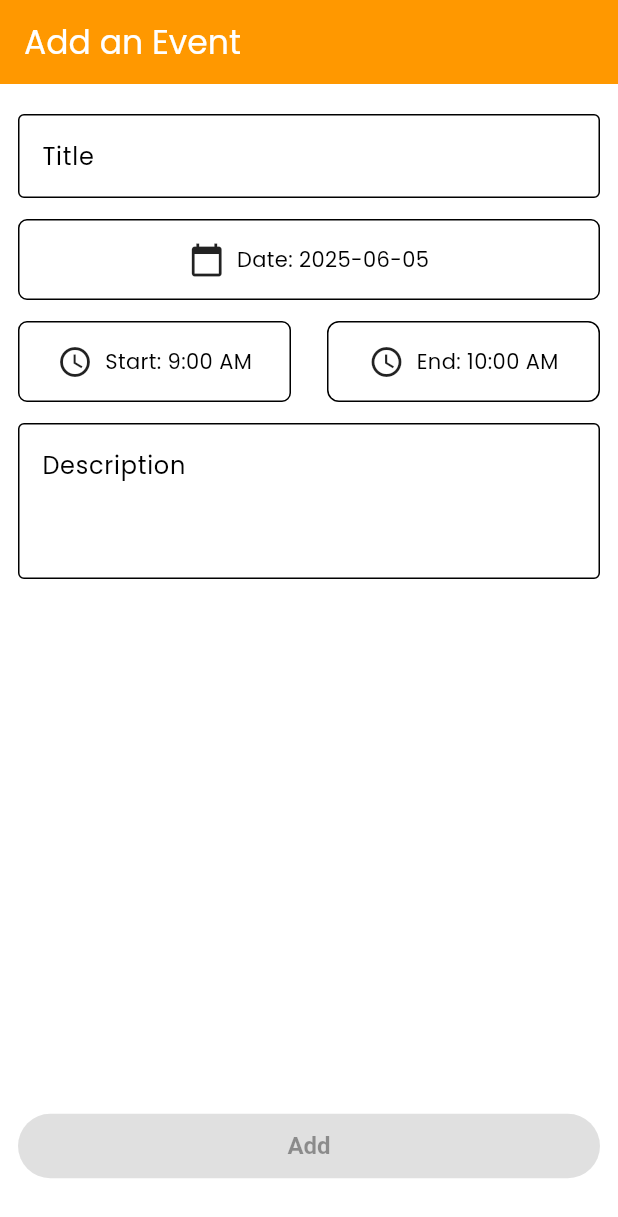
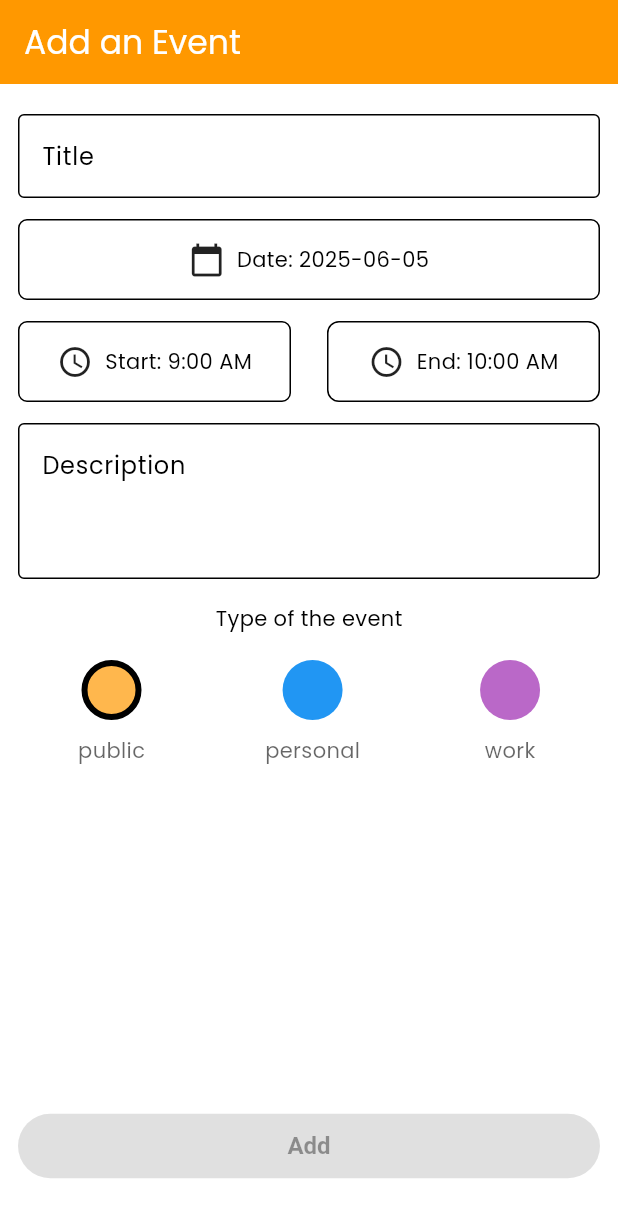
Before and after one commit to VGoychev/Interactive-Calendar, a Flutter app: the AddEvent widget shown alone on an empty page, opened directly with empty values, on a phone screen of 412 x 824 dp. Shown: the top 1217 px of the screen. Run offline on Flutter 3.47's test engine with Material 3 defaults, Android fonts, the phone set to English and light mode, and no system bars; drawn by our look-alikes of calendar_view; our stand-ins replace cloud_firestore, firebase_auth, firebase_core, google_fonts, shared_preferences; accounts and stored records are empty; generated files the repository leaves out were written again.

Commit message:
Added option to choose between type of the events aka colors - orange, blue and purple.

```diff
--- a/lib/models/calendar_event.dart
+++ b/lib/models/calendar_event.dart
@@ -7,7 +7,7 @@ class CalendarEvent {
   final DateTime date;
   final DateTime startTime;
   final DateTime endTime;
-  final Color? color;
+  final Color color;
 
   CalendarEvent({
     required this.id,
@@ -16,7 +16,7 @@ class CalendarEvent {
     required this.date,
     required this.startTime,
     required this.endTime,
-    this.color,
+    required this.color,
   });
 
   factory CalendarEvent.fromMap(Map<String, dynamic> map) {
@@ -31,9 +31,14 @@ class CalendarEvent {
     );
   }
 
-  static Color? _parseHexColor(String? hexColor) {
-    if (hexColor == null) return null;
+  static Color _parseHexColor(String hexColor) {
     hexColor = hexColor.toUpperCase().replaceAll('#', '');
+
+    //Adding the full opacity of the color
+
+    if (hexColor.length == 6) {
+      hexColor = 'FF$hexColor';
+    }
     return Color(int.parse(hexColor, radix: 16));
   }
 }
--- a/lib/screens/add_event/add_event.dart
+++ b/lib/screens/add_event/add_event.dart
@@ -26,6 +26,7 @@ class AddEventState extends State<AddEvent> {
   TimeOfDay endTime = const TimeOfDay(hour: 10, minute: 0);
   String uid = 'guest';
   bool isTitleValid = false;
+  Color selectedColor = Colors.orange.shade300;
 
   @override
   void initState() {
@@ -62,10 +63,23 @@ class AddEventState extends State<AddEvent> {
     endTime = event != null
         ? TimeOfDay.fromDateTime(event.endTime)
         : const TimeOfDay(hour: 10, minute: 0);
+
+    if (event != null) {
+      selectedColor = event.color;
+    }
   }
 
   Future<void> _loadUid() async {
     uid = await AuthService().getCurrentUserId();
+  }
+
+  String colorToHex(Color color) =>
+      '#${color.value.toRadixString(16).padLeft(8, '0').substring(2)}';
+
+  void setColor(Color color) {
+    setState(() {
+      selectedColor = color;
+    });
   }
 
   void createEvent() async {
@@ -94,6 +108,8 @@ class AddEventState extends State<AddEvent> {
       endDateTime = startDateTime.add(const Duration(minutes: 1));
     }
 
+    String hexColor = colorToHex(selectedColor);
+
     try {
       final id = await FirestoreService().createEvent(
         uid: uid,
@@ -101,6 +117,7 @@ class AddEventState extends State<AddEvent> {
         description: descCtrl.text,
         startTime: startDateTime,
         endTime: endDateTime,
+        color: hexColor,
       );
 
       final event = CalendarEvent(
@@ -110,7 +127,9 @@ class AddEventState extends State<AddEvent> {
         date: selectedDate,
         startTime: startDateTime,
         endTime: endDateTime,
+        color: selectedColor,
       );
+
       widget.onEventAdded(event);
 
       Navigator.pop(context);
@@ -143,6 +162,7 @@ class AddEventState extends State<AddEvent> {
     if (!endDateTime.isAfter(startDateTime)) {
       endDateTime = startDateTime.add(const Duration(minutes: 1));
     }
+    String hexColor = colorToHex(selectedColor);
 
     try {
       if (widget.existingEvent == null) return;
@@ -154,6 +174,7 @@ class AddEventState extends State<AddEvent> {
         description: descCtrl.text,
         startTime: startDateTime,
         endTime: endDateTime,
+        color: hexColor,
       );
 
       final updatedEvent = CalendarEvent(
@@ -163,6 +184,7 @@ class AddEventState extends State<AddEvent> {
         date: selectedDate,
         startTime: startDateTime,
         endTime: endDateTime,
+        color: selectedColor,
       );
 
       widget.onEventAdded(updatedEvent);
--- a/lib/screens/add_event/add_event_view.dart
+++ b/lib/screens/add_event/add_event_view.dart
@@ -106,6 +106,41 @@ class AddEventView extends StatelessWidget {
                 maxLines: 3,
               ),
             ),
+            Padding(
+              padding:
+                  const EdgeInsets.symmetric(vertical: 12.0, horizontal: 12),
+              child: Column(
+                crossAxisAlignment: CrossAxisAlignment.center,
+                children: [
+                  const Text("Type of the event",
+                      style: TextStyle(fontWeight: FontWeight.w400)),
+                  const SizedBox(height: 18),
+                  Row(
+                    mainAxisAlignment: MainAxisAlignment.spaceAround,
+                    children: [
+                      _buildColorOption(
+                          context,
+                          Colors.orange.shade300,
+                          'public',
+                          state.selectedColor,
+                          () => state.setColor(Colors.orange.shade300)),
+                      _buildColorOption(
+                          context,
+                          Colors.blue,
+                          'personal',
+                          state.selectedColor,
+                          () => state.setColor(Colors.blue)),
+                      _buildColorOption(
+                          context,
+                          Colors.purple.shade300,
+                          'work',
+                          state.selectedColor,
+                          () => state.setColor(Colors.purple.shade300)),
+                    ],
+                  ),
+                ],
+              ),
+            ),
           ],
         ),
       ),
@@ -126,4 +161,44 @@ class AddEventView extends StatelessWidget {
       ),
     );
   }
+
+  Widget _buildColorOption(
+    BuildContext context,
+    Color color,
+    String type,
+    Color selectedColor,
+    VoidCallback onTap,
+  ) {
+    final isSelected = color == selectedColor;
+
+    return Column(
+      mainAxisAlignment: MainAxisAlignment.center,
+      children: [
+        GestureDetector(
+          onTap: onTap,
+          child: Container(
+            width: 40,
+            height: 40,
+            decoration: BoxDecoration(
+              color: color,
+              shape: BoxShape.circle,
+              border: isSelected
+                  ? Border.all(
+                      color: Theme.of(context).colorScheme.onSurface,
+                      width: 4,
+                    )
+                  : null,
+            ),
+          ),
+        ),
+        const SizedBox(height: 10),
+        Text(
+          type,
+          style: TextStyle(
+            color: Theme.of(context).colorScheme.onSecondary.withOpacity(0.6),
+          ),
+        )
+      ],
+    );
+  }
 }
--- a/lib/screens/profile/profile_view.dart
+++ b/lib/screens/profile/profile_view.dart
@@ -41,7 +41,7 @@ class ProfileView extends StatelessWidget {
                     ),
                     const SizedBox(height: 10),
                     Text(
-                      state.name ?? "Unknown",
+                      state.name ?? "Guest",
                       style: const TextStyle(fontSize: 20),
                     ),
                     const SizedBox(height: 18),
--- a/lib/utils/events/event_helpers.dart
+++ b/lib/utils/events/event_helpers.dart
@@ -52,7 +52,7 @@ void addEventToController({
       endTime: firstEventEnd,
       title: '${event.title} (Day 1)',
       description: event.description,
-      color: Theme.of(context).colorScheme.primary,
+      color: event.color,
       event: event,
     );
 
@@ -74,7 +74,7 @@ void addEventToController({
       endTime: endTime,
       title: '${event.title} (Day 2)',
       description: event.description,
-      color: Theme.of(context).colorScheme.primary.withOpacity(0.8),
+      color: event.color,
       event: event,
     );
 
@@ -97,7 +97,7 @@ void addEventToController({
       endTime: adjustedEndTime,
       title: event.title,
       description: event.description,
-      color: Theme.of(context).colorScheme.primary,
+      color: event.color,
       event: event,
     );
 
--- a/lib/widgets/calendar/custom_day_view.dart
+++ b/lib/widgets/calendar/custom_day_view.dart
@@ -63,7 +63,7 @@ class CustomDayView extends StatelessWidget {
         margin: const EdgeInsets.all(2),
         padding: padding,
         decoration: BoxDecoration(
-          color: Colors.orangeAccent,
+          color: event.color,
           borderRadius: BorderRadius.circular(8),
         ),
         child: Align(
--- a/lib/widgets/calendar/custom_week_view.dart
+++ b/lib/widgets/calendar/custom_week_view.dart
@@ -92,7 +92,7 @@ class CustomWeekView extends StatelessWidget {
         margin: const EdgeInsets.all(2),
         padding: const EdgeInsets.symmetric(horizontal: 4, vertical: 4),
         decoration: BoxDecoration(
-          color: Colors.orangeAccent,
+          color: event.color,
           borderRadius: BorderRadius.circular(8),
         ),
         child: Align(
```
Also changed, not shown: lib/screens/calendar/calendar.dart (+10 -0 lines), lib/services/firestore_service.dart (+3 -6 lines).
